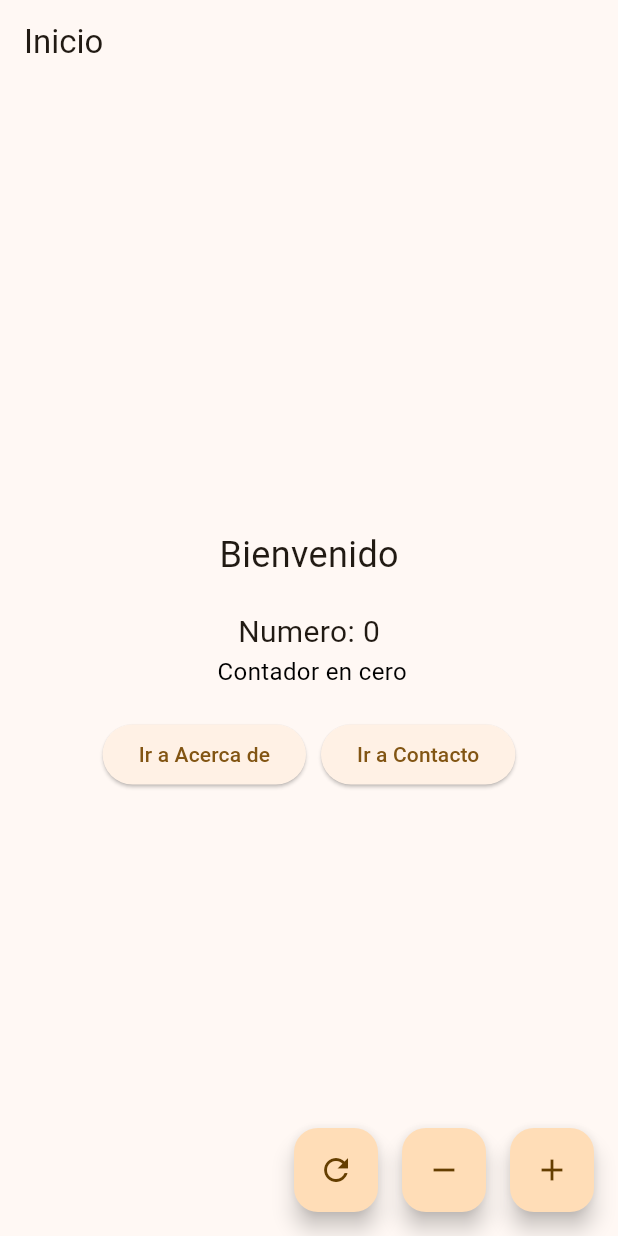
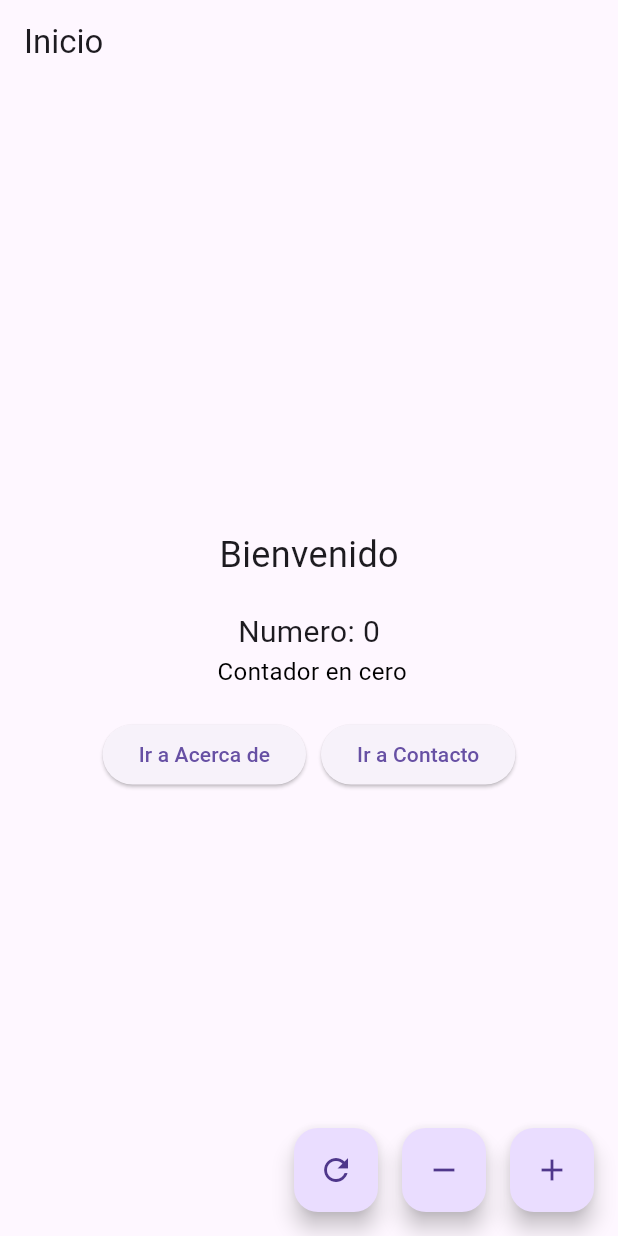
Before and after one commit to arincassia/abaez-flutter-002, a Flutter app: the screen it shows after launch, on a phone screen of 412 x 824 dp. Run offline on Flutter 3.47's test engine with Material 3 defaults, Android fonts, the phone set to English and light mode, and no system bars.

Commit message:
App completa con navegacion y estado funcional

```diff
--- /dev/null
+++ b/lib/inicio.dart
@@ -0,0 +1,139 @@
+import 'package:flutter/material.dart';
+import 'acercade.dart';
+import 'contacto.dart';
+
+void main() {
+  runApp(MiApp());
+}
+
+class MiApp extends StatelessWidget {
+  @override
+  Widget build(BuildContext context) {
+    return MaterialApp(
+      debugShowCheckedModeBanner: false,
+      home: Inicio(),
+      theme: ThemeData(
+        colorScheme: ColorScheme.fromSeed(seedColor: const Color.fromARGB(255, 243, 173, 80)),
+      ),
+    );
+  }
+}
+
+// Pantalla 'Inicio' (StatefulWidget con un contador)
+class Inicio extends StatefulWidget {
+  @override
+  _InicioState createState() => _InicioState();
+}
+
+class _InicioState extends State<Inicio> {
+  int _contador = 0;
+
+  void _incrementarContador() {
+    setState(() {
+      _contador++;
+    });
+  }
+
+  void _decrementarContador() {
+    setState(() {
+      _contador--;
+    });
+  }
+
+  void _resetearContador() {
+    setState(() {
+      _contador = 0;
+    });
+  }
+
+  @override
+  Widget build(BuildContext context) {
+    return Scaffold(
+      appBar: AppBar(
+        title: Text('Inicio'),
+      ),
+      body: Center(
+        child: Column(
+          mainAxisAlignment: MainAxisAlignment.center,
+          children: [
+            Text(
+              'Bienvenido',
+              style: TextStyle(fontSize: 24),
+            ),
+            SizedBox(height: 20),
+            Text(
+              'Numero: $_contador',
+              style: TextStyle(fontSize: 20),
+            ),
+             if (_contador > 0)
+            Text(
+              'Contador en positivo',
+              style: const TextStyle(color: Colors.green, fontSize: 16),
+            ),
+          if (_contador < 0)
+            Text(
+              'Contador en negativo',
+             style: const TextStyle(color: Colors.red, fontSize: 16),
+            ),
+          if (_contador == 0)
+            Text(
+              ' Contador en cero',
+               style: const TextStyle(color: Colors.black, fontSize: 16),
+            ),
+
+            SizedBox(height: 20),
+            Row(
+              mainAxisAlignment: MainAxisAlignment.center,
+              children: [
+                ElevatedButton(
+                  onPressed: () {
+                    Navigator.push(
+                      context,
+                      MaterialPageRoute(builder: (context) => AcercaDe()),
+                    );
+                  },
+                  child: Text('Ir a Acerca de'),
+                ),
+                SizedBox(width: 10),
+                ElevatedButton(
+                  onPressed: () {
+                    Navigator.push(
+                      context,
+                      MaterialPageRoute(builder: (context) => Contacto()),
+                    );
+                  },
+                  child: Text('Ir a Contacto'),
+                ),
+              ],
+            ),
+          ],
+        ),
+      ),
+      floatingActionButton: Row(
+  mainAxisAlignment: MainAxisAlignment.end, // Alinea los botones al final (derecha)
+  children: [
+    FloatingActionButton(
+      heroTag: 'reset', // Etiqueta única
+      onPressed: _resetearContador,
+      tooltip: 'Reset',
+      child: const Icon(Icons.refresh),
+    ),
+    const SizedBox(width: 16), // Espaciado entre los botones
+    FloatingActionButton(
+      heroTag: 'decrement', // Etiqueta única
+      onPressed: _decrementarContador,
+      tooltip: 'Decrement',
+      child: const Icon(Icons.remove),
+    ),
+    const SizedBox(width: 16), // Espaciado entre los botones
+    FloatingActionButton(
+      heroTag: 'increment', // Etiqueta única
+      onPressed: _incrementarContador,
+      tooltip: 'Increment',
+      child: const Icon(Icons.add),
+    ),
+  ],
+),
+    );
+  }
+}
--- a/lib/main.dart
+++ b/lib/main.dart
@@ -1,7 +1,6 @@
 import 'package:flutter/material.dart';
-import 'acercade.dart';
-import 'contacto.dart';
-
+import 'inicio.dart';
+import 'homescreen.dart';
 void main() {
   runApp(MiApp());
 }
@@ -10,130 +9,7 @@ class MiApp extends StatelessWidget {
   @override
   Widget build(BuildContext context) {
     return MaterialApp(
-      debugShowCheckedModeBanner: false,
-      home: Inicio(),
-      theme: ThemeData(
-        colorScheme: ColorScheme.fromSeed(seedColor: const Color.fromARGB(255, 243, 173, 80)),
-      ),
+      home: Inicio(), //HomeScreen()
     );
   }
 }
-
-// Pantalla 'Inicio' (StatefulWidget con un contador)
-class Inicio extends StatefulWidget {
-  @override
-  _InicioState createState() => _InicioState();
-}
-
-class _InicioState extends State<Inicio> {
-  int _contador = 0;
-
-  void _incrementarContador() {
-    setState(() {
-      _contador++;
-    });
-  }
-
-  void _decrementarContador() {
-    setState(() {
-      _contador--;
-    });
-  }
-
-  void _resetearContador() {
-    setState(() {
-      _contador = 0;
-    });
-  }
-
-  @override
-  Widget build(BuildContext context) {
-    return Scaffold(
-      appBar: AppBar(
-        title: Text('Inicio'),
-      ),
-      body: Center(
-        child: Column(
-          mainAxisAlignment: MainAxisAlignment.center,
-          children: [
-            Text(
-              'Bienvenido',
-              style: TextStyle(fontSize: 24),
-            ),
-            SizedBox(height: 20),
-            Text(
-              'Numero: $_contador',
-              style: TextStyle(fontSize: 20),
-            ),
-             if (_contador > 0)
-            Text(
-              'Contador en positivo',
-              style: const TextStyle(color: Colors.green, fontSize: 16),
-            ),
-          if (_contador < 0)
-            Text(
-              'Contador en negativo',
-             style: const TextStyle(color: Colors.red, fontSize: 16),
-            ),
-          if (_contador == 0)
-            Text(
-              ' Contador en cero',
-               style: const TextStyle(color: Colors.black, fontSize: 16),
-            ),
-
-            SizedBox(height: 20),
-            Row(
-              mainAxisAlignment: MainAxisAlignment.center,
-              children: [
-                ElevatedButton(
-                  onPressed: () {
-                    Navigator.push(
-                      context,
-                      MaterialPageRoute(builder: (context) => AcercaDe()),
-                    );
-                  },
-                  child: Text('Ir a Acerca de'),
-                ),
-                SizedBox(width: 10),
-                ElevatedButton(
-                  onPressed: () {
-                    Navigator.push(
-                      context,
-                      MaterialPageRoute(builder: (context) => Contacto()),
-                    );
-                  },
-                  child: Text('Ir a Contacto'),
-                ),
-              ],
-            ),
-          ],
-        ),
-      ),
-      floatingActionButton: Row(
-  mainAxisAlignment: MainAxisAlignment.end, // Alinea los botones al final (derecha)
-  children: [
-    FloatingActionButton(
-      heroTag: 'reset', // Etiqueta única
-      onPressed: _resetearContador,
-      tooltip: 'Reset',
-      child: const Icon(Icons.refresh),
-    ),
-    const SizedBox(width: 16), // Espaciado entre los botones
-    FloatingActionButton(
-      heroTag: 'decrement', // Etiqueta única
-      onPressed: _decrementarContador,
-      tooltip: 'Decrement',
-      child: const Icon(Icons.remove),
-    ),
-    const SizedBox(width: 16), // Espaciado entre los botones
-    FloatingActionButton(
-      heroTag: 'increment', // Etiqueta única
-      onPressed: _incrementarContador,
-      tooltip: 'Increment',
-      child: const Icon(Icons.add),
-    ),
-  ],
-),
-    );
-  }
-}
```
Also changed, not shown: lib/homescreen.dart (added, +139 -0 lines).
